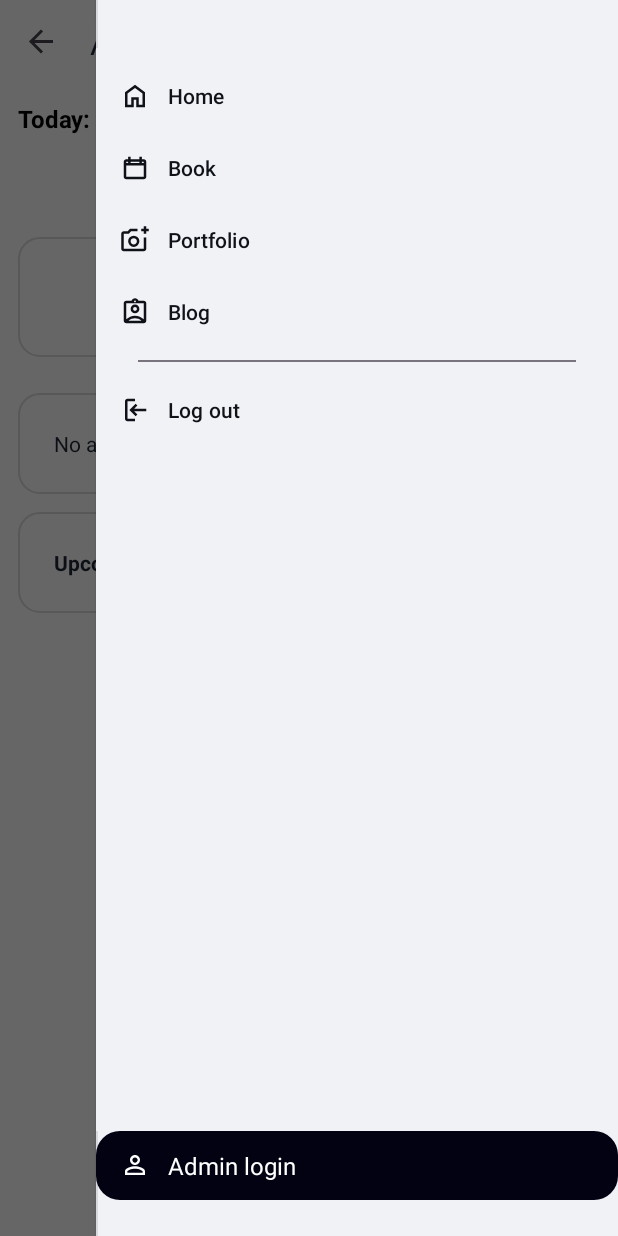
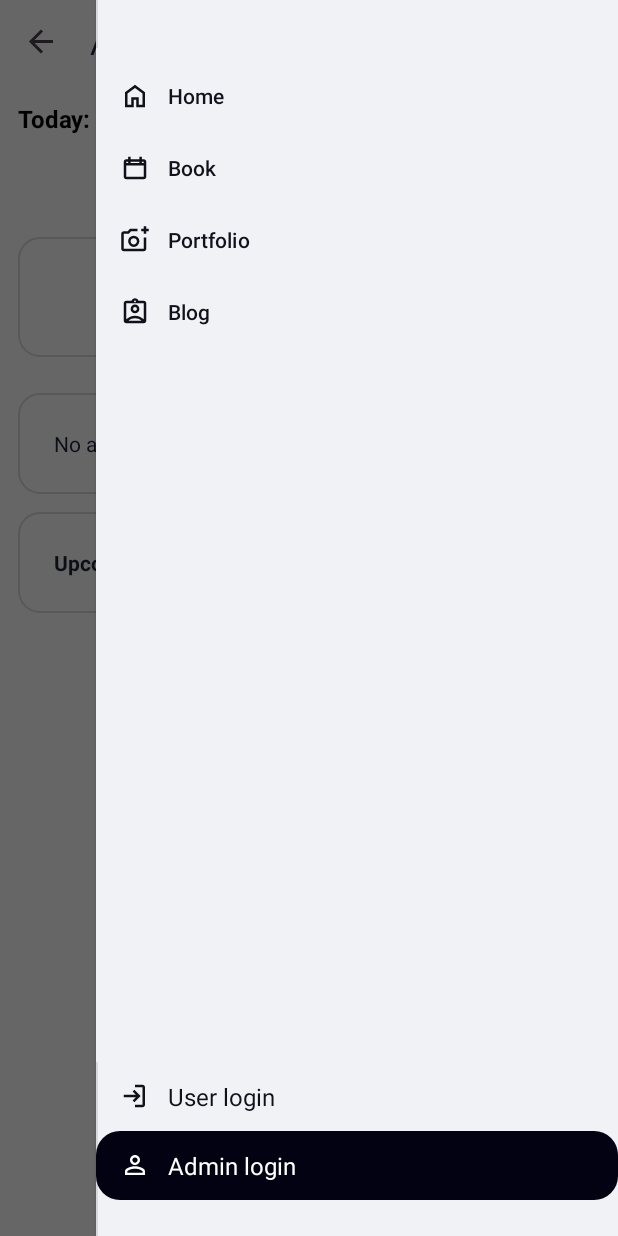
Before and after one commit to GustavoMiranda2/UI_Interface_COMP3074, an Android app: the AdminDashboardActivity screen opened directly, with no data from a screen before it, with the side drawer open, on a phone screen of 412 x 824 dp. Run offline under Robolectric (Android 15) with nearby library versions, the phone set to English and light mode, and no system bars.

Commit message:
User Account Hard codded for testing and User's dashboard implemented

```diff
--- a/app/src/main/AndroidManifest.xml
+++ b/app/src/main/AndroidManifest.xml
@@ -15,6 +15,7 @@
         <activity android:name=".PortfolioActivity" android:exported="false"/>
         <activity android:name=".BookingActivity" android:exported="false"/>
         <activity android:name=".HomeActivity" android:exported="false"/>
+        <activity android:name=".UserDashboardActivity" android:exported="false"/>
 
         <activity android:name=".LoginActivity" android:exported="true">
             <intent-filter>
--- a/app/src/main/java/com/example/uiprototypebeta/AdminDashboardActivity.kt
+++ b/app/src/main/java/com/example/uiprototypebeta/AdminDashboardActivity.kt
@@ -17,7 +17,6 @@ class AdminDashboardActivity : BaseDrawerActivity() {
         setToolbarTitle("Admin Dashboard")
         setCheckedDrawerItem(R.id.m_admin)
         showLogoutOption(true)
-        showLoginOption(false)
 
         // --- Find views ---
         val tvDate: TextView = findViewById(R.id.tvDate)
--- a/app/src/main/java/com/example/uiprototypebeta/BaseDrawerActivity.kt
+++ b/app/src/main/java/com/example/uiprototypebeta/BaseDrawerActivity.kt
@@ -6,6 +6,7 @@ import android.view.LayoutInflater
 import android.view.MenuItem
 import android.view.View
 import android.widget.FrameLayout
+import android.widget.TextView
 import androidx.activity.OnBackPressedCallback
 import androidx.annotation.IdRes
 import androidx.annotation.LayoutRes
@@ -22,6 +23,8 @@ open class BaseDrawerActivity : AppCompatActivity() {
     private lateinit var toolbar: MaterialToolbar
     private lateinit var navView: NavigationView
     private lateinit var adminFooter: View
+    private lateinit var userFooter: View
+    private lateinit var userLabel: TextView
     private lateinit var contentFrame: FrameLayout
     private lateinit var toggle: ActionBarDrawerToggle
 
@@ -33,6 +36,8 @@ open class BaseDrawerActivity : AppCompatActivity() {
         toolbar = findViewById(R.id.toolbar)
         navView = findViewById(R.id.navView)
         adminFooter = findViewById(R.id.m_admin)
+        userFooter = findViewById(R.id.m_user)
+        userLabel = findViewById(R.id.userLabel)
         contentFrame = findViewById(R.id.contentFrame)
 
         setSupportActionBar(toolbar)
@@ -55,6 +60,9 @@ open class BaseDrawerActivity : AppCompatActivity() {
 
         navView.setNavigationItemSelectedListener { onDrawerItem(it) }
         adminFooter.setOnClickListener { onAdminClicked() }
+        userFooter.setOnClickListener { onUserClicked() }
+        updateUserFooterLabel()
+        syncAuthVisibility()
 
         onBackPressedDispatcher.addCallback(this, object : OnBackPressedCallback(true) {
             override fun handleOnBackPressed() {
@@ -67,6 +75,12 @@ open class BaseDrawerActivity : AppCompatActivity() {
         })
     }
 
+    override fun onResume() {
+        super.onResume()
+        updateUserFooterLabel()
+        syncAuthVisibility()
+    }
+
     protected fun setContentLayout(@LayoutRes layoutRes: Int) {
         LayoutInflater.from(this).inflate(layoutRes, contentFrame, true)
     }
@@ -77,20 +91,20 @@ open class BaseDrawerActivity : AppCompatActivity() {
         if (menuId == R.id.m_admin) {
             clearNavSelection()
             adminFooter.isSelected = true
+        } else if (menuId == R.id.m_user) {
+            clearNavSelection()
+            userFooter.isSelected = true
         } else {
             adminFooter.isSelected = false
+            userFooter.isSelected = false
             navView.menu.findItem(menuId)?.let { navView.setCheckedItem(menuId) }
         }
     }
 
     private fun onDrawerItem(item: MenuItem): Boolean {
         when (item.itemId) {
-            R.id.m_login -> {
-                if (this !is LoginActivity) goToLoginScreen()
-                return true
-            }
             R.id.m_logout -> {
-                performAdminLogout()
+                performLogout()
                 return true
             }
             R.id.m_home      -> if (this !is HomeActivity) startActivity(Intent(this, HomeActivity::class.java))
@@ -108,6 +122,16 @@ open class BaseDrawerActivity : AppCompatActivity() {
         drawerLayout.closeDrawer(GravityCompat.END)
     }
 
+    private fun onUserClicked() {
+        clearNavSelection()
+        if (UserSession.isLoggedIn) {
+            if (this !is UserDashboardActivity) startActivity(Intent(this, UserDashboardActivity::class.java))
+        } else {
+            if (this !is LoginActivity) goToLoginScreen()
+        }
+        drawerLayout.closeDrawer(GravityCompat.END)
+    }
+
     private fun clearNavSelection() {
         val menu = navView.menu
         for (i in 0 until menu.size()) {
@@ -120,12 +144,15 @@ open class BaseDrawerActivity : AppCompatActivity() {
             }
         }
         adminFooter.isSelected = false
+        userFooter.isSelected = false
     }
 
-    private fun performAdminLogout() {
+    private fun performLogout() {
         clearNavSelection()
         showLogoutOption(false)
         AdminSession.isLoggedIn = false
+        UserSession.isLoggedIn = false
+        updateUserFooterLabel()
         drawerLayout.closeDrawer(GravityCompat.END)
         val intent = Intent(this, LoginActivity::class.java).apply {
             addFlags(Intent.FLAG_ACTIVITY_NEW_TASK or Intent.FLAG_ACTIVITY_CLEAR_TASK)
@@ -138,8 +165,17 @@ open class BaseDrawerActivity : AppCompatActivity() {
         navView.menu.findItem(R.id.m_logout)?.isVisible = visible
     }
 
-    protected fun showLoginOption(visible: Boolean) {
-        navView.menu.findItem(R.id.m_login)?.isVisible = visible
+    private fun syncAuthVisibility() {
+        val isAnyoneLoggedIn = AdminSession.isLoggedIn || UserSession.isLoggedIn
+        showLogoutOption(isAnyoneLoggedIn)
+    }
+
+    protected fun updateUserFooterLabel() {
+        userLabel.text = if (UserSession.isLoggedIn && UserSession.displayName.isNotBlank()) {
+            "${UserSession.displayName} logged in"
+        } else {
+            getString(R.string.user_login)
+        }
     }
 
     private fun goToLoginScreen() {
--- /dev/null
+++ b/app/src/main/java/com/example/uiprototypebeta/UserSession.kt
@@ -0,0 +1,7 @@
+package com.example.uiprototypebeta
+
+/** Tracks whether a regular user session is active. */
+object UserSession {
+    var isLoggedIn: Boolean = false
+    var displayName: String = ""
+}
--- a/app/src/main/res/layout/activity_drawer_base.xml
+++ b/app/src/main/res/layout/activity_drawer_base.xml
@@ -55,6 +55,39 @@
             app:menu="@menu/drawer_menu" />
 
         <LinearLayout
+            android:id="@+id/m_user"
+            android:layout_width="match_parent"
+            android:layout_height="wrap_content"
+            android:background="@drawable/drawer_item_bg"
+            android:paddingLeft="16dp"
+            android:paddingRight="16dp"
+            android:clickable="true"
+            android:focusable="true"
+            android:gravity="center_vertical"
+            android:orientation="horizontal"
+            android:paddingTop="12dp"
+            android:paddingBottom="12dp">
+
+            <ImageView
+                android:layout_width="20dp"
+                android:layout_height="20dp"
+                android:contentDescription="@string/user_login"
+                android:duplicateParentState="true"
+                android:src="@drawable/ic_login_24"
+                android:tint="@color/nav_item_icon" />
+
+            <TextView
+                android:id="@+id/userLabel"
+                android:layout_width="wrap_content"
+                android:layout_height="wrap_content"
+                android:layout_marginStart="12dp"
+                android:duplicateParentState="true"
+                android:text="@string/user_login"
+                android:textColor="@color/nav_item_text"
+                android:textSize="16sp" />
+        </LinearLayout>
+
+        <LinearLayout
             android:id="@+id/m_admin"
             android:layout_width="match_parent"
             android:layout_height="wrap_content"
--- a/app/src/main/res/menu/drawer_menu.xml
+++ b/app/src/main/res/menu/drawer_menu.xml
@@ -4,10 +4,6 @@
     <group
         android:id="@+id/group_primary"
         android:checkableBehavior="single">
-        <item
-            android:id="@+id/m_login"
-            android:icon="@drawable/ic_login_24"
-            android:title="Log in" />
         <item
             android:id="@+id/m_home"
             android:icon="@drawable/ic_home_24"
--- a/app/src/main/res/values/strings.xml
+++ b/app/src/main/res/values/strings.xml
@@ -5,6 +5,7 @@
     <string name="navigation_drawer_close">Close navigation menu</string>
     <string name="admin_login">Admin login</string>
     <string name="admin_logout">Log out</string>
+    <string name="user_login">User login</string>
     <string name="login_required_title">Login required</string>
     <string name="login_required_message">Please sign in before continuing with your booking.</string>
     <string name="action_ok">OK</string>
```
Also changed, not shown: app/src/main/java/com/example/uiprototypebeta/LoginActivity.kt (+19 -2 lines), app/src/main/java/com/example/uiprototypebeta/UserDashboardActivity.kt (added, +58 -0 lines), app/src/main/res/layout/activity_login.xml (+19 -34 lines), app/src/main/res/layout/content_user.xml (added, +272 -0 lines), 645 other files.
